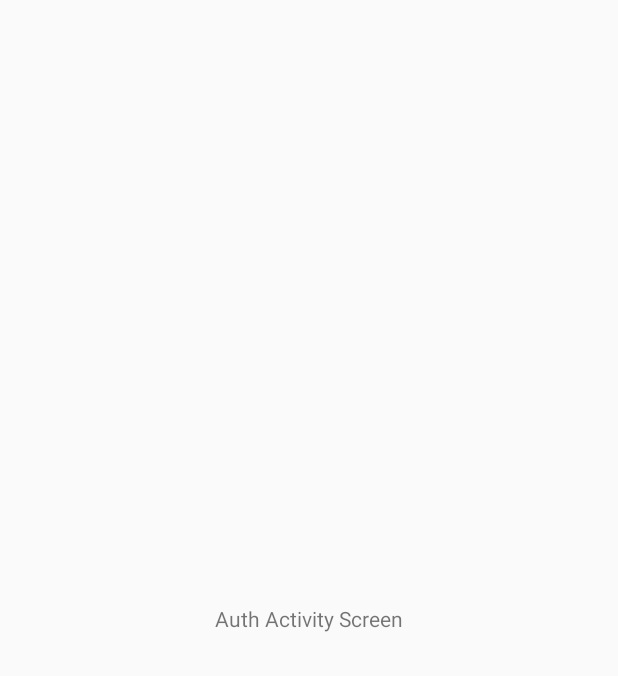
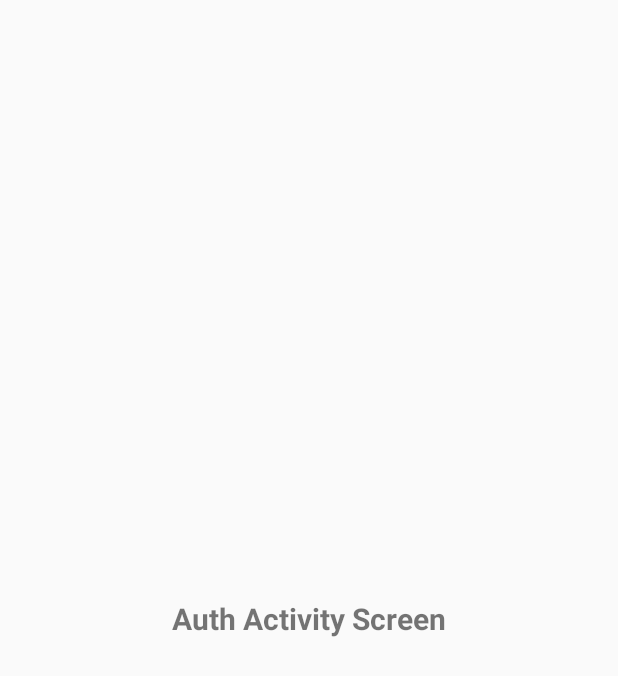
Before and after one commit to pict-sdl-grp/TripPlanner, an Android app: the screen it shows after launch (AuthActivity), on a phone screen of 412 x 824 dp. Before the commit the part shown is almost empty. Shown: the top 676 px of the screen. Run offline under Robolectric (Android 15) with nearby library versions, the phone set to English and light mode, and no system bars; our stand-ins replace Firebase (no records; nobody signed in at launch, a user with empty details on screens opened directly).

```diff
--- a/app/src/main/res/layout/activity_auth.xml
+++ b/app/src/main/res/layout/activity_auth.xml
@@ -12,6 +12,8 @@
         android:layout_width="wrap_content"
         android:layout_height="wrap_content"
         android:text="Auth Activity Screen"
+        android:textSize="20dp"
+        android:textStyle="bold"
         app:layout_constraintBottom_toBottomOf="parent"
         app:layout_constraintEnd_toEndOf="parent"
         app:layout_constraintHorizontal_bias="0.5"
```
